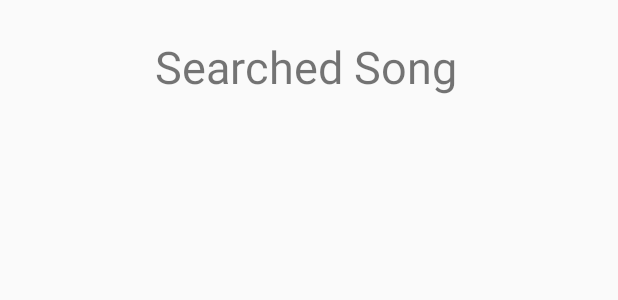
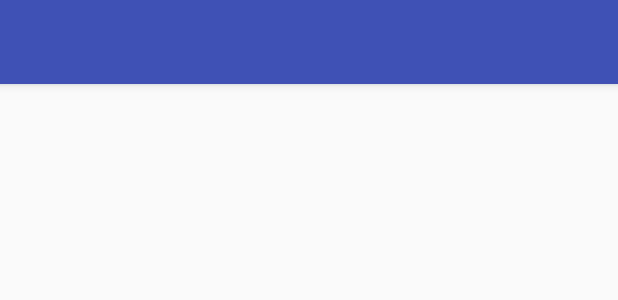
Before and after one commit to david0github/musicafy1, an Android app: the layout activity_searched_song.xml on its own in the app's theme, with its tools: preview values and no code run, on a phone screen of 412 x 824 dp. Shown: the top 300 px of the screen. Run offline under Robolectric (Android 15) with nearby library versions, the phone set to English and light mode, and no system bars.

Commit message:
fourth commit-david

```diff
--- a/app/src/main/java/ser210/quinnipiac/edu/musicafy/MainMenuActivity.java
+++ b/app/src/main/java/ser210/quinnipiac/edu/musicafy/MainMenuActivity.java
@@ -18,6 +18,7 @@ public class MainMenuActivity extends AppCompatActivity implements View.OnClickL
     protected void onCreate(Bundle savedInstanceState) {
         super.onCreate(savedInstanceState);
         setContentView(R.layout.activity_main_menu);
+
         Toolbar toolbar = (Toolbar) findViewById(R.id.toolbar);
         setSupportActionBar(toolbar);
         ActionBar actionBar = getSupportActionBar();
--- a/app/src/main/res/layout/activity_searched_song.xml
+++ b/app/src/main/res/layout/activity_searched_song.xml
@@ -8,22 +8,27 @@
     tools:context="ser210.quinnipiac.edu.musicafy.SearchedSongActivity">
 
     <TextView
-        android:id="@+id/searched_song"
-        android:layout_width="205dp"
-        android:layout_height="50dp"
-        android:layout_alignParentTop="true"
-        android:layout_alignStart="@+id/message"
-        android:layout_marginTop="24dp"
-        android:text="Searched Song"
-        android:textSize="30sp" />
-
-    <TextView
         android:id="@+id/message"
-        android:layout_width="205dp"
-        android:layout_height="50dp"
-        android:layout_below="@+id/searched_song"
+        android:layout_width="wrap_content"
+        android:layout_height="wrap_content"
+        android:layout_below="@+id/appbar"
         android:layout_centerHorizontal="true"
-        android:layout_marginTop="16dp"
         android:textSize="20dp" />
 
+    <android.support.design.widget.AppBarLayout
+        android:id="@+id/appbar"
+        android:layout_width="match_parent"
+        android:layout_height="wrap_content"
+        android:theme="@style/ThemeOverlay.AppCompat.Dark.ActionBar">
+
+    <android.support.v7.widget.Toolbar
+        android:id="@+id/toolbar"
+        android:layout_width="match_parent"
+        android:layout_height="?attr/actionBarSize"
+        android:background="?attr/colorPrimary"
+        app:popupTheme="@style/ThemeOverlay.AppCompat.Light"
+        app:layout_scrollFlags="scroll|enterAlways" />
+
+    </android.support.design.widget.AppBarLayout>
+
 </RelativeLayout>
```
Also changed, not shown: app/src/main/java/ser210/quinnipiac/edu/musicafy/MostPopularArtistActivity.java (+9 -9 lines), app/src/main/java/ser210/quinnipiac/edu/musicafy/SearchedSongActivity.java (+19 -2 lines).
